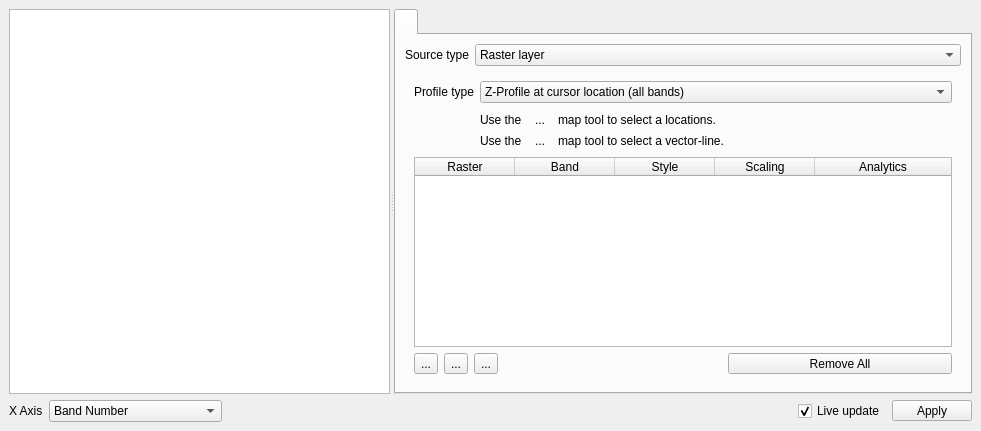
First picture: the form in enmapbox/eo4qapps/profileanalyticsapp/profileanalyticsdockwidget.ui, repository EnMAP-Box/enmap-box, before the edit.
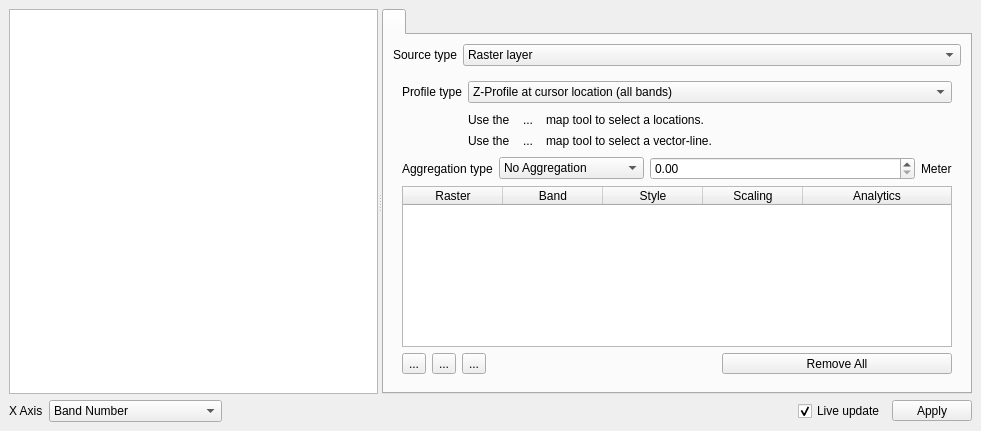
Second picture: the form after the edit. The open tabs and pages were chosen to show the change. Icons and pictures are not drawn. Custom widgets are drawn as their Qt base class.

Commit message: added geometryCoverage method

```diff
--- a/enmapbox/eo4qapps/profileanalyticsapp/profileanalyticsdockwidget.ui
+++ b/enmapbox/eo4qapps/profileanalyticsapp/profileanalyticsdockwidget.ui
@@ -19,7 +19,7 @@
   <property name="minimumSize">
    <size>
     <width>592</width>
-    <height>399</height>
+    <height>401</height>
    </size>
   </property>
   <property name="floating">
@@ -316,6 +316,112 @@
                </item>
               </layout>
              </item>
+             <item>
+              <layout class="QHBoxLayout" name="horizontalLayout_3">
+               <item>
+                <widget class="QLabel" name="label_4">
+                 <property name="sizePolicy">
+                  <sizepolicy hsizetype="Fixed" vsizetype="Preferred">
+                   <horstretch>0</horstretch>
+                   <verstretch>0</verstretch>
+                  </sizepolicy>
+                 </property>
+                 <property name="text">
+                  <string>Aggregation type</string>
+                 </property>
+                </widget>
+               </item>
+               <item>
+                <widget class="QComboBox" name="mAggregationType">
+                 <item>
+                  <property name="text">
+                   <string>No Aggregation</string>
+                  </property>
+                 </item>
+                 <item>
+                  <property name="text">
+                   <string>Pixel Grid at Location</string>
+                  </property>
+                 </item>
+                 <item>
+                  <property name="text">
+                   <string>Buffer at Location</string>
+                  </property>
+                 </item>
+                </widget>
+               </item>
+               <item>
+                <widget class="QStackedWidget" name="stackedWidget_2">
+                 <property name="currentIndex">
+                  <number>1</number>
+                 </property>
+                 <widget class="QWidget" name="page_3"/>
+                 <widget class="QWidget" name="page_4">
+                  <layout class="QVBoxLayout" name="verticalLayout_3">
+                   <property name="leftMargin">
+                    <number>0</number>
+                   </property>
+                   <property name="topMargin">
+                    <number>0</number>
+                   </property>
+                   <property name="rightMargin">
+                    <number>0</number>
+                   </property>
+                   <property name="bottomMargin">
+                    <number>0</number>
+                   </property>
+                   <item>
+                    <widget class="QgsMapLayerComboBox" name="mPixelGrid"/>
+                   </item>
+                  </layout>
+                 </widget>
+                 <widget class="QWidget" name="page_5">
+                  <layout class="QVBoxLayout" name="verticalLayout_6">
+                   <property name="leftMargin">
+                    <number>0</number>
+                   </property>
+                   <property name="topMargin">
+                    <number>0</number>
+                   </property>
+                   <property name="rightMargin">
+                    <number>0</number>
+                   </property>
+                   <property name="bottomMargin">
+                    <number>0</number>
+                   </property>
+                   <item>
+                    <layout class="QHBoxLayout" name="horizontalLayout_5">
+                     <item>
+                      <widget class="QDoubleSpinBox" name="mBuffer">
+                       <property name="maximum">
+                        <double>100000000000000007629769841091887003294964970946560.000000000000000</double>
+                       </property>
+                       <property name="stepType">
+                        <enum>QAbstractSpinBox::AdaptiveDecimalStepType</enum>
+                       </property>
+                      </widget>
+                     </item>
+                     <item>
+                      <widget class="QLabel" name="label_5">
+                       <property name="sizePolicy">
+                        <sizepolicy hsizetype="Fixed" vsizetype="Preferred">
+                         <horstretch>0</horstretch>
+                         <verstretch>0</verstretch>
+                        </sizepolicy>
+                       </property>
+                       <property name="text">
+                        <string>Meter</string>
+                       </property>
+                      </widget>
+                     </item>
+                    </layout>
+                   </item>
+                  </layout>
+                 </widget>
+                </widget>
+               </item>
+              </layout>
+             </item>
              <item>
               <widget class="QTableWidget" name="mRasterTable">
                <attribute name="horizontalHeaderDefaultSectionSize">
@@ -530,6 +636,11 @@
   </widget>
  </widget>
  <customwidgets>
+  <customwidget>
+   <class>QgsMapLayerComboBox</class>
+   <extends>QComboBox</extends>
+   <header>qgsmaplayercombobox.h</header>
+  </customwidget>
   <customwidget>
    <class>GraphicsLayoutWidget</class>
    <extends>QGraphicsView</extends>
```
Left out of the diff: 22 changed lines with no effect on the pictures. The commit also changes 1 other file.
